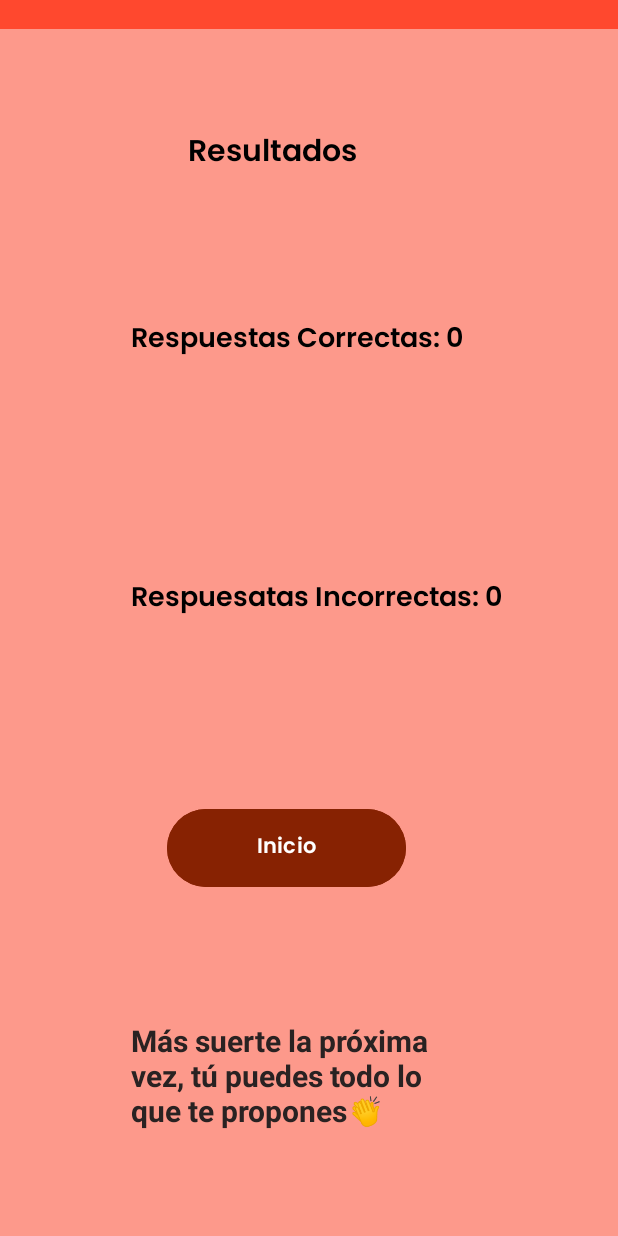
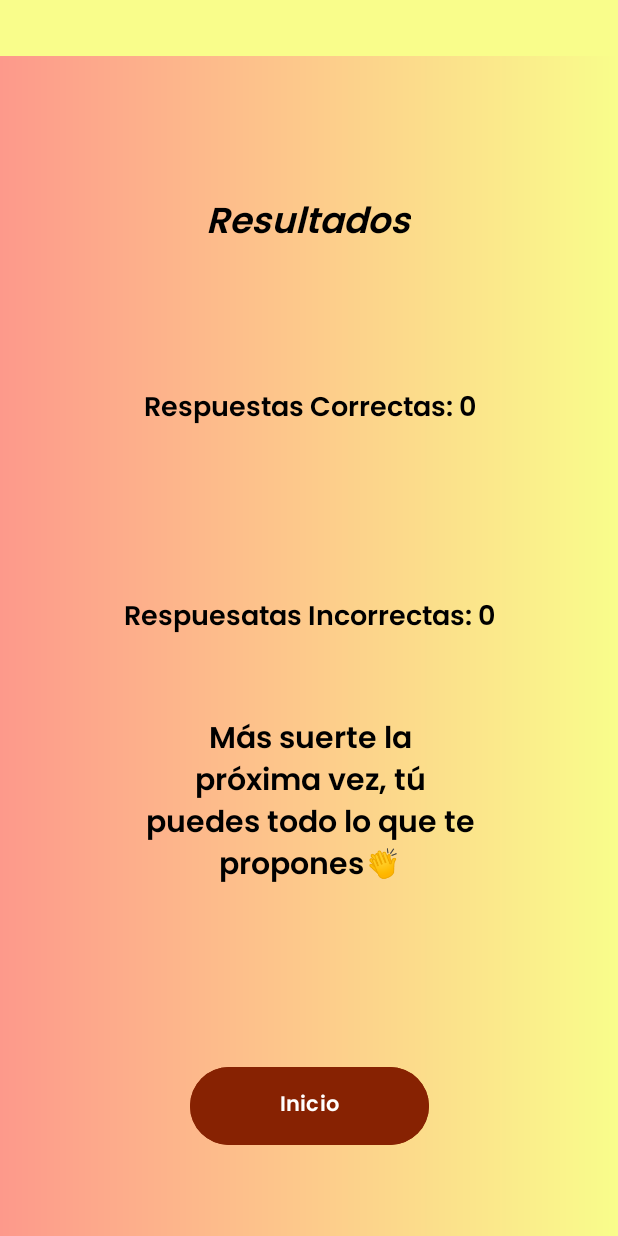
Before and after one commit to Sheens507/Proyecto3, an Android app: the ScoreActivity screen opened directly, with no data from a screen before it, on a phone screen of 412 x 824 dp. Run offline under Robolectric (Android 15) with nearby library versions, the phone set to English and light mode, and no system bars.

Commit message:
Cambio de fondo
Se le cambio el color de fondo a todos los xml, menos el de MainActivity.

```diff
--- /dev/null
+++ b/app/src/main/res/drawable/bg_color.xml
@@ -0,0 +1,11 @@
+<?xml version="1.0" encoding="utf-8"?>
+<shape xmlns:android="http://schemas.android.com/apk/res/android">
+
+    <gradient
+        android:startColor="#FD998B"
+        android:centerColor="#FDCA8B"
+        android:endColor="#F9FD8B"
+        android:type="linear"
+    />
+
+</shape>
--- a/app/src/main/res/layout/activity_score.xml
+++ b/app/src/main/res/layout/activity_score.xml
@@ -1,82 +1,97 @@
 <?xml version="1.0" encoding="utf-8"?>
 <!-- activity_second.xml -->
-<RelativeLayout xmlns:android="http://schemas.android.com/apk/res/android"
+<androidx.constraintlayout.widget.ConstraintLayout xmlns:android="http://schemas.android.com/apk/res/android"
+    xmlns:app="http://schemas.android.com/apk/res-auto"
+    xmlns:tools="http://schemas.android.com/tools"
     android:layout_width="match_parent"
     android:layout_height="match_parent"
-    android:background="#FD998B">
+    android:background="@drawable/bg_color">
 
     <TextView
         android:id="@+id/textViewGoodConnections"
         android:layout_width="wrap_content"
         android:layout_height="wrap_content"
-        android:layout_alignParentStart="true"
-        android:layout_alignParentTop="true"
-        android:layout_marginStart="87dp"
-        android:layout_marginTop="211dp"
         android:fontFamily="@font/poppins_semibold"
         android:text="Respuestas Correctas: 0"
         android:textColor="@color/black"
-        android:textSize="18sp" />
+        android:textSize="18sp"
+        app:layout_constraintBottom_toBottomOf="parent"
+        app:layout_constraintEnd_toEndOf="parent"
+        app:layout_constraintHorizontal_bias="0.502"
+        app:layout_constraintStart_toStartOf="parent"
+        app:layout_constraintTop_toTopOf="parent"
+        app:layout_constraintVertical_bias="0.325" />
 
     <TextView
         android:id="@+id/textViewBadConnections"
         android:layout_width="wrap_content"
         android:layout_height="wrap_content"
-        android:layout_below="@id/textViewGoodConnections"
-        android:layout_alignParentStart="true"
-        android:layout_marginStart="87dp"
-        android:layout_marginTop="141dp"
         android:fontFamily="@font/poppins_semibold"
-        android:text="Respuesatas Incorrectas: 0"
+        android:text="Respuestas Incorrectas: 0"
         android:textColor="@color/black"
-        android:textSize="18sp" />
+        android:textSize="18sp"
+        app:layout_constraintBottom_toBottomOf="parent"
+        app:layout_constraintEnd_toEndOf="parent"
+        app:layout_constraintHorizontal_bias="0.5"
+        app:layout_constraintStart_toStartOf="parent"
+        app:layout_constraintTop_toTopOf="parent"
+        app:layout_constraintVertical_bias="0.5" />
 
     <Button
         android:id="@+id/inicio"
         android:layout_width="159dp"
         android:layout_height="60dp"
-        android:layout_alignParentStart="true"
-        android:layout_alignParentTop="true"
-        android:layout_marginStart="111dp"
-        android:layout_marginTop="535dp"
         android:backgroundTint="#872202"
         android:fontFamily="@font/poppins_semibold"
-        android:text="Inicio" />
+        android:text="Inicio"
+        app:layout_constraintBottom_toBottomOf="parent"
+        app:layout_constraintEnd_toEndOf="parent"
+        app:layout_constraintStart_toStartOf="parent"
+        app:layout_constraintTop_toTopOf="parent"
+        app:layout_constraintVertical_bias="0.926" />
+
+    <TextView
+        android:id="@+id/mensaje"
+        android:layout_width="221dp"
+        android:layout_height="wrap_content"
+        android:fontFamily="@font/poppins_semibold"
+        android:textAlignment="center"
+        android:textColor="@color/black"
+        android:textSize="20sp"
+        android:textStyle="bold"
+        app:layout_constraintBottom_toBottomOf="parent"
+        app:layout_constraintEnd_toEndOf="parent"
+        app:layout_constraintHorizontal_bias="0.505"
+        app:layout_constraintStart_toStartOf="parent"
+        app:layout_constraintTop_toTopOf="parent"
+        app:layout_constraintVertical_bias="0.675" />
+
+    <LinearLayout
+        android:layout_width="418dp"
+        android:layout_height="37dp"
+        android:background="#F9FD8B"
+        android:orientation="horizontal"
+        app:layout_constraintBottom_toBottomOf="parent"
+        app:layout_constraintEnd_toEndOf="parent"
+        app:layout_constraintStart_toStartOf="parent"
+        app:layout_constraintTop_toTopOf="parent"
+        app:layout_constraintVertical_bias="0.0"></LinearLayout>
 
     <TextView
         android:id="@+id/textView3"
         android:layout_width="wrap_content"
         android:layout_height="wrap_content"
-        android:layout_alignParentStart="true"
-        android:layout_alignParentTop="true"
-        android:layout_marginStart="125dp"
-        android:layout_marginTop="85dp"
         android:fontFamily="@font/poppins_semibold"
         android:text="Resultados"
         android:textAlignment="center"
         android:textColor="@color/black"
-        android:textSize="20sp" />
+        android:textSize="24sp"
+        android:textStyle="italic"
+        app:layout_constraintBottom_toBottomOf="parent"
+        app:layout_constraintEnd_toEndOf="parent"
+        app:layout_constraintHorizontal_bias="0.498"
+        app:layout_constraintStart_toStartOf="parent"
+        app:layout_constraintTop_toTopOf="parent"
+        app:layout_constraintVertical_bias="0.164" />
 
-    <LinearLayout
-        android:layout_width="match_parent"
-        android:layout_height="19dp"
-        android:layout_alignParentStart="true"
-        android:layout_alignParentTop="true"
-        android:layout_marginStart="-2dp"
-        android:layout_marginTop="0dp"
-        android:background="#FF482E"
-        android:orientation="horizontal"></LinearLayout>
-
-    <TextView
-        android:id="@+id/mensaje"
-        android:layout_width="221dp"
-        android:layout_height="wrap_content"
-        android:layout_alignParentStart="true"
-        android:layout_alignParentBottom="true"
-        android:layout_marginStart="87dp"
-        android:layout_marginBottom="70dp"
-        android:textColor="#292222"
-        android:textSize="20sp"
-        android:textStyle="bold" />
-
-</RelativeLayout>
+</androidx.constraintlayout.widget.ConstraintLayout>
```
Also changed, not shown: app/src/main/res/layout/activity_drag.xml (+35 -45 lines), app/src/main/res/layout/activity_home.xml (+11 -10 lines), app/src/main/res/layout/activity_pareo.xml (+1 -12 lines), app/src/main/res/drawable/logoo.png (added).
